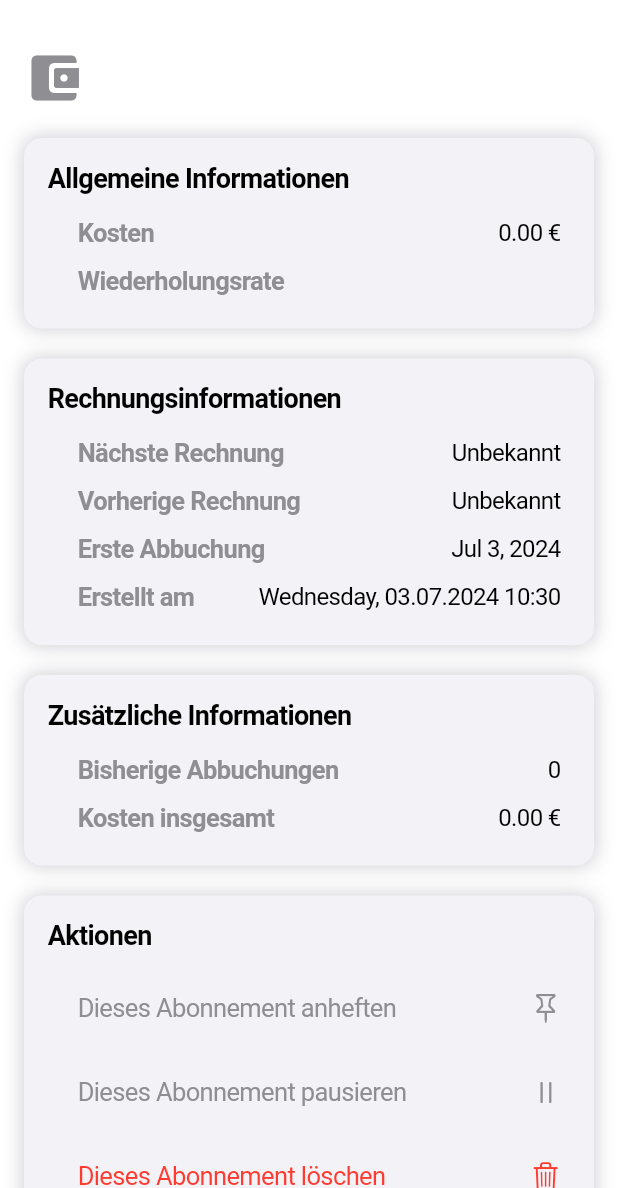
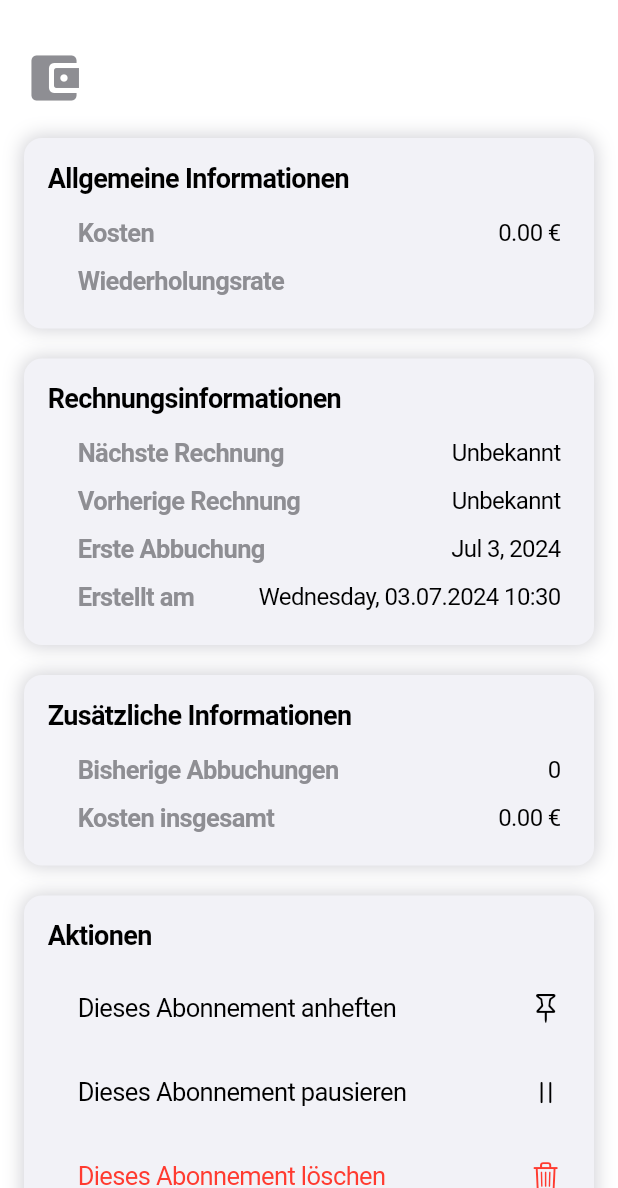
Before and after one commit to Coho04/EasyWallet, a Flutter app: the SubscriptionDetailView screen opened directly with empty values, on a phone screen of 412 x 824 dp, the part 48-1236 px from its top. Run offline on Flutter 3.47's test engine with Material 3 defaults, Android fonts, the light colour scheme and no system bars; our stand-ins replace cached_network_image, flutter_local_notifications, shared_preferences, sqflite, syncfusion_flutter_charts; missing offline and left inert: workmanager; accounts and stored records are empty.

Commit message:
Upgrade UI Design Add: Localization

```diff
--- a/lib/background_task_manager.dart
+++ b/lib/background_task_manager.dart
@@ -8,7 +8,7 @@ import 'package:shared_preferences/shared_preferences.dart';
 import 'package:flutter/foundation.dart';
 
 class BackgroundTaskManager {
-  static const String taskName = "de.golden-developer.easywallet.refresh";
+  static const String taskName = "io.github.coho04.easywallet.refresh";
   static const String lastNotificationKey = "LastNotificationScheduleDate";
 
   final FlutterLocalNotificationsPlugin flutterLocalNotificationsPlugin =
--- a/lib/subscription_views/subscription_detail_view.dart
+++ b/lib/subscription_views/subscription_detail_view.dart
@@ -29,6 +29,8 @@ class SubscriptionDetailViewState extends State<SubscriptionDetailView> {
 
   @override
   Widget build(BuildContext context) {
+    final isDarkMode = MediaQuery.of(context).platformBrightness == Brightness.dark;
+
     return CupertinoPageScaffold(
       navigationBar: CupertinoNavigationBar(
         middle: const Text('Abonnements'),
@@ -59,61 +61,80 @@ class SubscriptionDetailViewState extends State<SubscriptionDetailView> {
           padding: const EdgeInsets.symmetric(horizontal: 16.0),
           children: <Widget>[
             const SizedBox(height: 20),
-            _buildHeader(),
+            _buildHeader(isDarkMode),
             const SizedBox(height: 20),
-            _buildCardSection('Allgemeine Informationen', [
-              _buildDetailRow('Kosten', '${subscription.amount.toStringAsFixed(2)} €'),
-              _buildDetailRow('Wiederholungsrate', _repeatPattern(subscription)),
-            ]),
+            _buildCardSection(
+              'Allgemeine Informationen',
+              [
+                _buildDetailRow('Kosten', '${subscription.amount.toStringAsFixed(2)} €', isDarkMode),
+                _buildDetailRow('Wiederholungsrate', _repeatPattern(subscription), isDarkMode),
+              ],
+              isDarkMode,
+            ),
             const SizedBox(height: 20),
-            _buildCardSection('Rechnungsinformationen', [
-              _buildDetailRow('Nächste Rechnung', _formatDate(_calculateNextBillDate(subscription))),
-              _buildDetailRow('Vorherige Rechnung', _formatDate(_calculatePreviousBillDate(subscription))),
-              _buildDetailRow('Erste Abbuchung', _formatDate(subscription.date)),
-              _buildDetailRow('Erstellt am', _formatDateTime(subscription.timestamp)),
-            ]),
+            _buildCardSection(
+              'Rechnungsinformationen',
+              [
+                _buildDetailRow('Nächste Rechnung', _formatDate(_calculateNextBillDate(subscription)), isDarkMode),
+                _buildDetailRow('Vorherige Rechnung', _formatDate(_calculatePreviousBillDate(subscription)), isDarkMode),
+                _buildDetailRow('Erste Abbuchung', _formatDate(subscription.date), isDarkMode),
+                _buildDetailRow('Erstellt am', _formatDateTime(subscription.timestamp), isDarkMode),
+              ],
+              isDarkMode,
+            ),
             const SizedBox(height: 20),
-            _buildCardSection('Zusätzliche Informationen', [
-              _buildDetailRow('Bisherige Abbuchungen', _countPayment(subscription).toString()),
-              _buildDetailRow('Kosten insgesamt', '${_sumPayment(subscription).toStringAsFixed(2)} €'),
+            _buildCardSection(
+              'Zusätzliche Informationen',
+              [
+                _buildDetailRow('Bisherige Abbuchungen', _countPayment(subscription).toString(), isDarkMode),
+                _buildDetailRow('Kosten insgesamt', '${_sumPayment(subscription).toStringAsFixed(2)} €', isDarkMode),
                 if (subscription.notes != null && subscription.notes!.trim().isNotEmpty)
-                _buildDetailRow('Notizen', subscription.notes!),
-            ]),
+                  _buildDetailRow('Notizen', subscription.notes!, isDarkMode),
+              ],
+              isDarkMode,
+            ),
             const SizedBox(height: 20),
-            _buildCardSection('Aktionen', [
+            _buildCardSection(
+              'Aktionen',
+              [
                 _buildAction(
                   subscription.isPinned ? 'Dieses Abonnement lösen' : 'Dieses Abonnement anheften',
                   subscription.isPinned ? CupertinoIcons.pin_slash : CupertinoIcons.pin,
                       () => _togglePin(),
                   color: subscription.isPinned ? CupertinoColors.systemBlue : null,
+                  isDarkMode: isDarkMode,
                 ),
                 _buildAction(
                   subscription.isPaused ? 'Dieses Abonnement fortsetzen' : 'Dieses Abonnement pausieren',
                   subscription.isPaused ? CupertinoIcons.play_arrow_solid : CupertinoIcons.pause,
                       () => _togglePause(),
+                  isDarkMode: isDarkMode,
                 ),
                 _buildAction(
                   'Dieses Abonnement löschen',
                   CupertinoIcons.delete,
                       () => _deleteItem(),
                   color: CupertinoColors.destructiveRed,
+                  isDarkMode: isDarkMode,
                 ),
-            ]),
+              ],
+              isDarkMode,
+            ),
           ],
         ),
       ),
     );
   }
 
-  Widget _buildCardSection(String title, List<Widget> children) {
+  Widget _buildCardSection(String title, List<Widget> children, bool isDarkMode) {
     return Container(
       padding: const EdgeInsets.all(16.0),
       decoration: BoxDecoration(
-        color: CupertinoColors.systemGrey6,
+        color: isDarkMode ? CupertinoColors.darkBackgroundGray : CupertinoColors.systemGrey6,
         borderRadius: BorderRadius.circular(12.0),
-        boxShadow: const [
+        boxShadow: [
           BoxShadow(
-            color: CupertinoColors.systemGrey4,
+            color: isDarkMode ? CupertinoColors.black : CupertinoColors.systemGrey4,
             blurRadius: 10.0,
             spreadRadius: 1.0,
           ),
@@ -124,9 +145,10 @@ class SubscriptionDetailViewState extends State<SubscriptionDetailView> {
         children: [
           Text(
             title,
-            style: const TextStyle(
+            style: TextStyle(
               fontSize: 18,
               fontWeight: FontWeight.bold,
+              color: isDarkMode ? CupertinoColors.white : CupertinoColors.black,
             ),
           ),
           const SizedBox(height: 10),
@@ -136,7 +158,7 @@ class SubscriptionDetailViewState extends State<SubscriptionDetailView> {
     );
   }
 
-  Widget _buildHeader() {
+  Widget _buildHeader(bool isDarkMode) {
     return Row(
       children: [
         _buildImage(),
@@ -144,9 +166,10 @@ class SubscriptionDetailViewState extends State<SubscriptionDetailView> {
         Expanded(
           child: Text(
             subscription.title,
-            style: const TextStyle(
+            style: TextStyle(
               fontSize: 24,
               fontWeight: FontWeight.bold,
+              color: isDarkMode ? CupertinoColors.white : CupertinoColors.black,
             ),
           ),
         ),
@@ -154,20 +177,26 @@ class SubscriptionDetailViewState extends State<SubscriptionDetailView> {
     );
   }
 
-  Widget _buildDetailRow(String label, String value) {
+  Widget _buildDetailRow(String label, String value, bool isDarkMode) {
     return CupertinoFormRow(
       prefix: Text(
         label,
-        style: const TextStyle(
+        style: TextStyle(
           fontWeight: FontWeight.bold,
-          color: CupertinoColors.systemGrey,
+          color: isDarkMode ? CupertinoColors.systemGrey : CupertinoColors.systemGrey,
         ),
       ),
-      child: Text(value, style: const TextStyle(fontSize: 16)),
+      child: Text(
+        value,
+        style: TextStyle(
+          fontSize: 16,
+          color: isDarkMode ? CupertinoColors.white : CupertinoColors.black,
+        ),
+      ),
     );
   }
 
-  Widget _buildAction(String label, IconData icon, VoidCallback onTap, {Color? color}) {
+  Widget _buildAction(String label, IconData icon, VoidCallback onTap, {Color? color, required bool isDarkMode}) {
     return CupertinoFormRow(
       child: CupertinoButton(
         padding: EdgeInsets.zero,
@@ -178,10 +207,13 @@ class SubscriptionDetailViewState extends State<SubscriptionDetailView> {
             Text(
               label,
               style: TextStyle(
-                color: color ?? CupertinoColors.systemGrey,
+                color: color ?? (isDarkMode ? CupertinoColors.systemGrey : CupertinoColors.black),
               ),
             ),
-            Icon(icon, color: color ?? CupertinoColors.systemGrey),
+            Icon(
+              icon,
+              color: color ?? (isDarkMode ? CupertinoColors.systemGrey : CupertinoColors.black),
+            ),
           ],
         ),
       ),
```
Also changed, not shown: lib/ main_views/home_view.dart (+4 -4 lines), lib/ main_views/statistic_view.dart (+1 -6 lines), lib/l10n/intl_de.arb (added, +15 -0 lines), lib/l10n/intl_en.arb (added, +15 -0 lines), lib/main.dart (+23 -14 lines), lib/subscription_views/subscription_create_view.dart (+46 -28 lines), pubspec.yaml (+8 -2 lines), lib/generated/intl/messages_all.dart (added), lib/generated/intl/messages_de.dart (added), lib/generated/intl/messages_en.dart (added), lib/generated/l10n.dart (added), pubspec.lock, 2 other files. Lines whose indentation alone changed are shown as unchanged.
